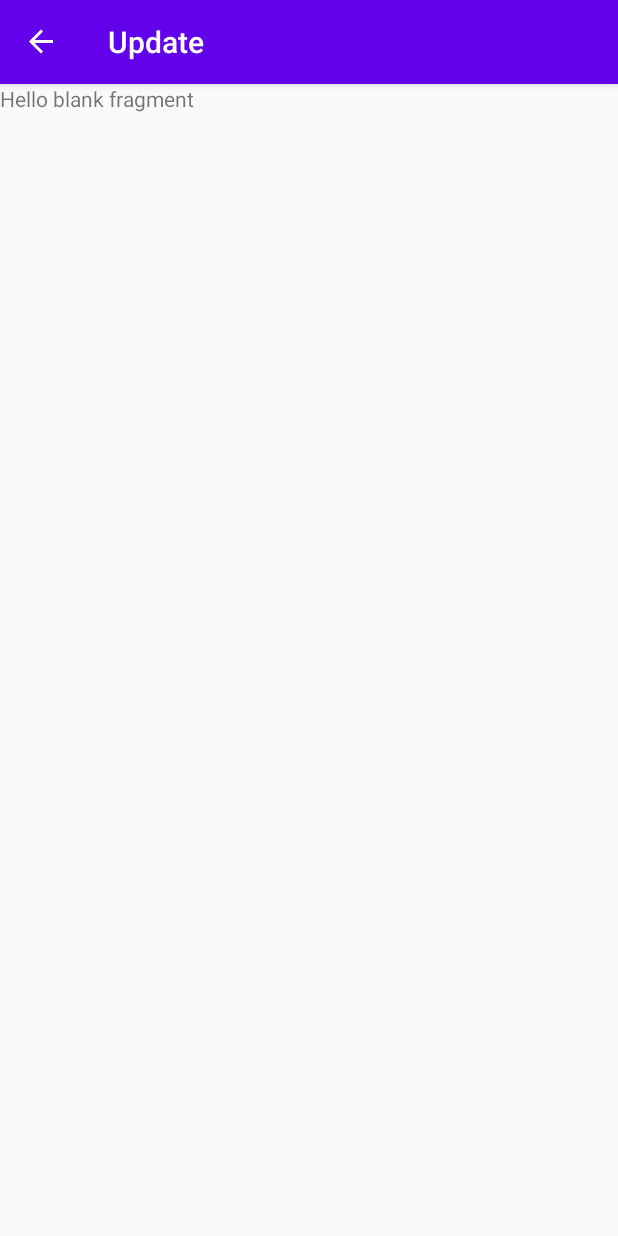
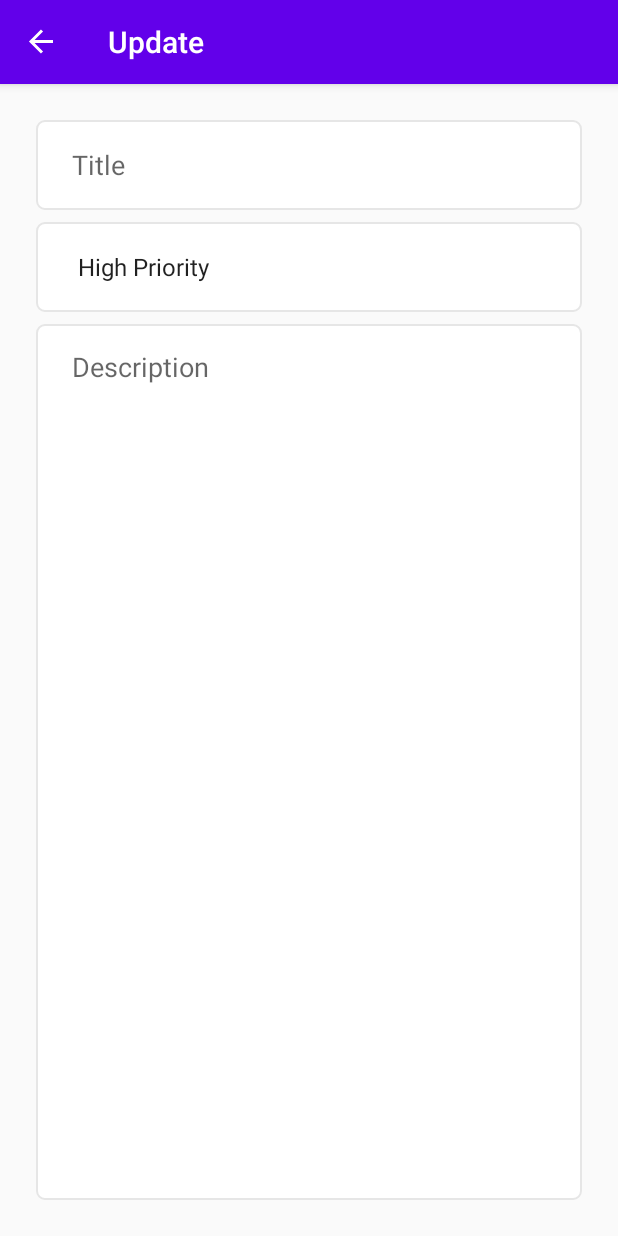
Before and after one commit to jdwoo88/Tut-TodoApp-CleanArch, an Android app: the UpdateFragment screen opened through its navigation route, on a phone screen of 412 x 824 dp. Run offline under Robolectric (Android 15) with nearby library versions, the phone set to English and light mode, and no system bars; our stand-ins replace navigation-ui.

Commit message:
Update Fragment Layout

```diff
--- a/app/src/main/java/app/jwoo/myapplication/fragments/list/ListFragment.kt
+++ b/app/src/main/java/app/jwoo/myapplication/fragments/list/ListFragment.kt
@@ -22,6 +22,10 @@ class ListFragment : Fragment() {
             findNavController().navigate(R.id.action_listFragment_to_addFragment)
         }
 
+        view.listLayout.setOnClickListener {
+            findNavController().navigate(R.id.action_listFragment_to_updateFragment)
+        }
+
         return view
     }
 
--- /dev/null
+++ b/app/src/main/res/drawable/custom_input.xml
@@ -0,0 +1,17 @@
+<?xml version="1.0" encoding="utf-8"?>
+<selector xmlns:android="http://schemas.android.com/apk/res/android">
+    <item android:state_enabled="true" android:state_focused="true">
+        <shape android:shape="rectangle">
+            <solid android:color="@color/white" />
+            <stroke android:width="1dp" android:color="@color/colorPrimary" />
+            <corners android:radius="5dp"/>
+        </shape>
+    </item>
+    <item android:state_enabled="true">
+        <shape android:shape="rectangle">
+            <solid android:color="@color/white" />
+            <stroke android:width="1dp" android:color="@color/lightGray" />
+            <corners android:radius="5dp"/>
+        </shape>
+    </item>
+</selector>
--- a/app/src/main/res/layout/fragment_list.xml
+++ b/app/src/main/res/layout/fragment_list.xml
@@ -3,6 +3,7 @@
     xmlns:app="http://schemas.android.com/apk/res-auto"
     xmlns:tools="http://schemas.android.com/tools"
     android:layout_width="match_parent"
+    android:id="@+id/listLayout"
     android:layout_height="match_parent"
     tools:context=".fragments.list.ListFragment">
 
--- a/app/src/main/res/layout/fragment_update.xml
+++ b/app/src/main/res/layout/fragment_update.xml
@@ -1,14 +1,56 @@
 <?xml version="1.0" encoding="utf-8"?>
-<FrameLayout xmlns:android="http://schemas.android.com/apk/res/android"
+<androidx.constraintlayout.widget.ConstraintLayout xmlns:android="http://schemas.android.com/apk/res/android"
+    xmlns:app="http://schemas.android.com/apk/res-auto"
     xmlns:tools="http://schemas.android.com/tools"
     android:layout_width="match_parent"
     android:layout_height="match_parent"
+    android:padding="24dp"
     tools:context=".fragments.update.UpdateFragment">
 
-    <!-- TODO: Update blank fragment layout -->
-    <TextView
-        android:layout_width="match_parent"
-        android:layout_height="match_parent"
-        android:text="@string/hello_blank_fragment" />
+    <EditText
+        android:id="@+id/update_txtTitle"
+        android:layout_width="0dp"
+        android:layout_height="60dp"
+        android:background="@drawable/custom_input"
+        android:ems="10"
+        android:hint="@string/add_title"
+        android:inputType="textPersonName"
+        android:paddingStart="24dp"
+        android:paddingEnd="24dp"
+        app:layout_constraintEnd_toEndOf="parent"
+        app:layout_constraintStart_toStartOf="parent"
+        app:layout_constraintTop_toTopOf="parent" />
 
-</FrameLayout>
+    <Spinner
+        android:id="@+id/update_spinnerPriorities"
+        android:layout_width="0dp"
+        android:layout_height="60dp"
+        android:layout_marginTop="8dp"
+        android:background="@drawable/custom_input"
+        android:entries="@array/priorities"
+        android:paddingStart="20dp"
+        android:paddingEnd="20dp"
+        app:layout_constraintEnd_toEndOf="parent"
+        app:layout_constraintHorizontal_bias="0.5"
+        app:layout_constraintStart_toStartOf="parent"
+        app:layout_constraintTop_toBottomOf="@+id/update_txtTitle" />
+
+    <EditText
+        android:id="@+id/update_txtDescription"
+        android:layout_width="0dp"
+        android:layout_height="0dp"
+        android:layout_marginTop="8dp"
+        android:background="@drawable/custom_input"
+        android:ems="10"
+        android:gravity="top|start"
+        android:hint="@string/add_description"
+        android:inputType="textMultiLine"
+        android:paddingStart="24dp"
+        android:paddingTop="16dp"
+        android:paddingEnd="24dp"
+        app:layout_constraintBottom_toBottomOf="parent"
+        app:layout_constraintEnd_toEndOf="parent"
+        app:layout_constraintHorizontal_bias="0.5"
+        app:layout_constraintStart_toStartOf="parent"
+        app:layout_constraintTop_toBottomOf="@+id/update_spinnerPriorities" />
+</androidx.constraintlayout.widget.ConstraintLayout>
```
